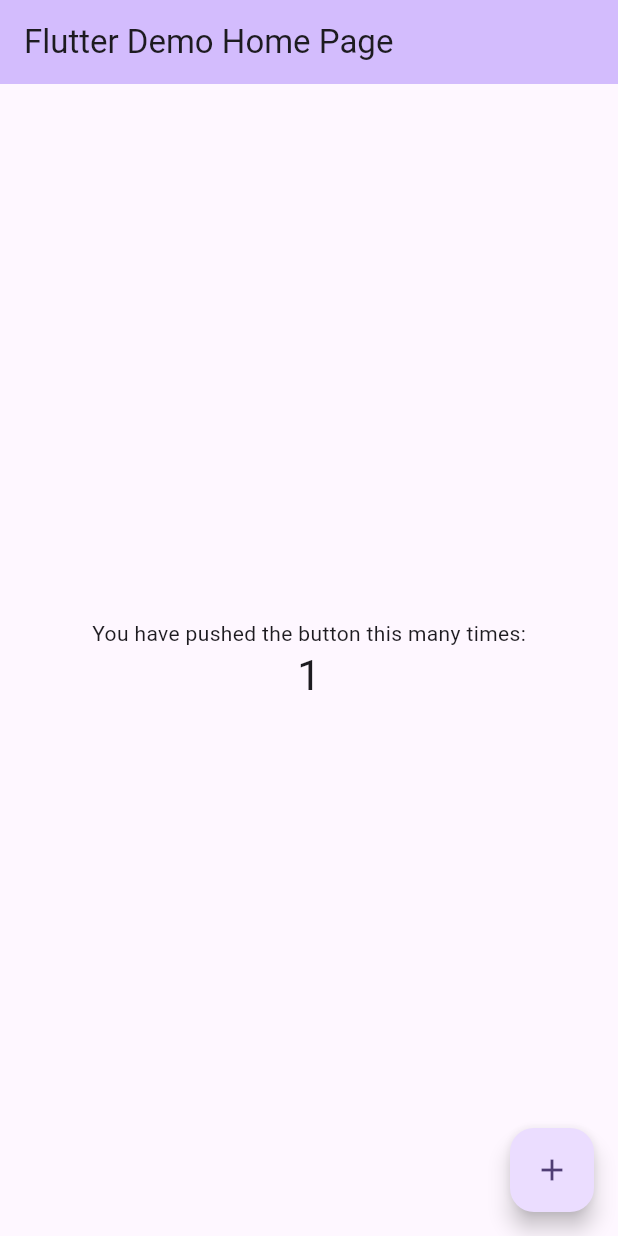
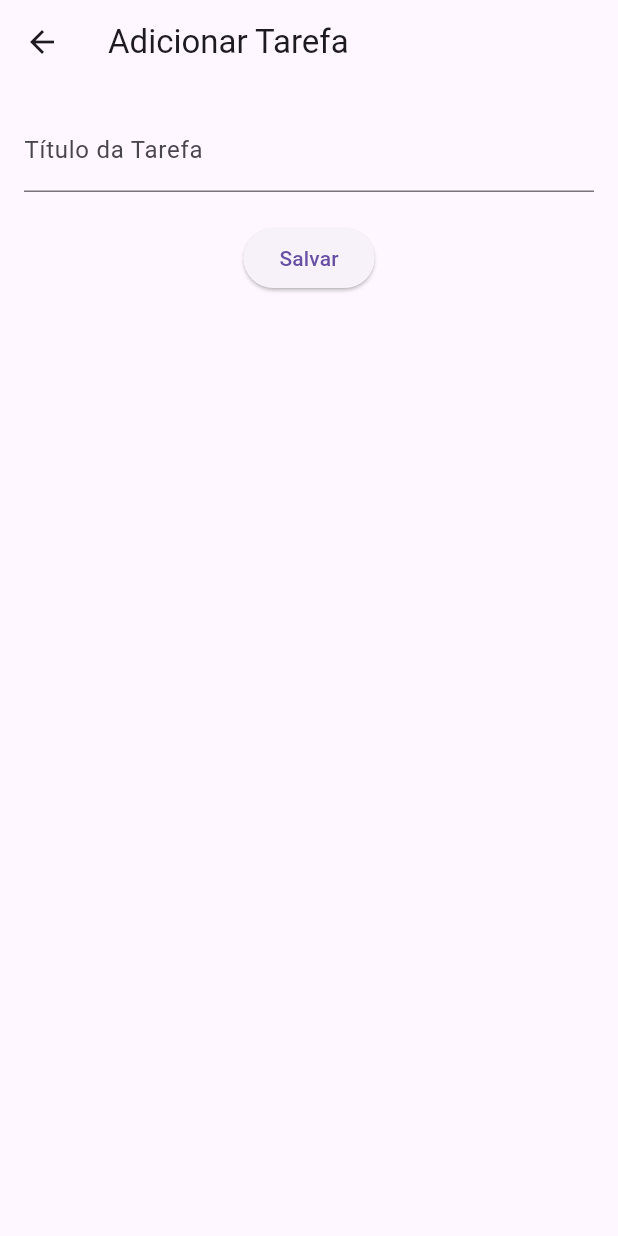
Before and after one commit to AlissonGRN/flutter-todo-app, a Flutter app: the screen it shows after launch, after a tap on the "add" icon, on a phone screen of 412 x 824 dp. Run offline on Flutter 3.47's test engine with Material 3 defaults, Android fonts, the phone set to English and light mode, and no system bars; our stand-ins replace shared_preferences.

Commit message:
project version 0.1

```diff
--- a/lib/main.dart
+++ b/lib/main.dart
@@ -1,122 +1,26 @@
 import 'package:flutter/material.dart';
+import 'package:provider/provider.dart';
+import 'providers/task_provider.dart';
+import 'screens/home_screen.dart';
 
 void main() {
-  runApp(const MyApp());
+  runApp(
+    ChangeNotifierProvider(
+      create: (context) => TaskProvider(),
+      child: const MyApp(),
+    ),
+  );
 }
 
 class MyApp extends StatelessWidget {
   const MyApp({super.key});
 
-  // This widget is the root of your application.
   @override
   Widget build(BuildContext context) {
     return MaterialApp(
-      title: 'Flutter Demo',
-      theme: ThemeData(
-        // This is the theme of your application.
-        //
-        // TRY THIS: Try running your application with "flutter run". You'll see
-        // the application has a purple toolbar. Then, without quitting the app,
-        // try changing the seedColor in the colorScheme below to Colors.green
-        // and then invoke "hot reload" (save your changes or press the "hot
-        // reload" button in a Flutter-supported IDE, or press "r" if you used
-        // the command line to start the app).
-        //
-        // Notice that the counter didn't reset back to zero; the application
-        // state is not lost during the reload. To reset the state, use hot
-        // restart instead.
-        //
-        // This works for code too, not just values: Most code changes can be
-        // tested with just a hot reload.
-        colorScheme: ColorScheme.fromSeed(seedColor: Colors.deepPurple),
-      ),
-      home: const MyHomePage(title: 'Flutter Demo Home Page'),
+      title: 'TODO App',
+      theme: ThemeData(primarySwatch: Colors.blue, useMaterial3: true),
+      home: const HomeScreen(),
     );
   }
 }
-
-class MyHomePage extends StatefulWidget {
-  const MyHomePage({super.key, required this.title});
-
-  // This widget is the home page of your application. It is stateful, meaning
-  // that it has a State object (defined below) that contains fields that affect
-  // how it looks.
-
-  // This class is the configuration for the state. It holds the values (in this
-  // case the title) provided by the parent (in this case the App widget) and
-  // used by the build method of the State. Fields in a Widget subclass are
-  // always marked "final".
-
-  final String title;
-
-  @override
-  State<MyHomePage> createState() => _MyHomePageState();
-}
-
-class _MyHomePageState extends State<MyHomePage> {
-  int _counter = 0;
-
-  void _incrementCounter() {
-    setState(() {
-      // This call to setState tells the Flutter framework that something has
-      // changed in this State, which causes it to rerun the build method below
-      // so that the display can reflect the updated values. If we changed
-      // _counter without calling setState(), then the build method would not be
-      // called again, and so nothing would appear to happen.
-      _counter++;
-    });
-  }
-
-  @override
-  Widget build(BuildContext context) {
-    // This method is rerun every time setState is called, for instance as done
-    // by the _incrementCounter method above.
-    //
-    // The Flutter framework has been optimized to make rerunning build methods
-    // fast, so that you can just rebuild anything that needs updating rather
-    // than having to individually change instances of widgets.
-    return Scaffold(
-      appBar: AppBar(
-        // TRY THIS: Try changing the color here to a specific color (to
-        // Colors.amber, perhaps?) and trigger a hot reload to see the AppBar
-        // change color while the other colors stay the same.
-        backgroundColor: Theme.of(context).colorScheme.inversePrimary,
-        // Here we take the value from the MyHomePage object that was created by
-        // the App.build method, and use it to set our appbar title.
-        title: Text(widget.title),
-      ),
-      body: Center(
-        // Center is a layout widget. It takes a single child and positions it
-        // in the middle of the parent.
-        child: Column(
-          // Column is also a layout widget. It takes a list of children and
-          // arranges them vertically. By default, it sizes itself to fit its
-          // children horizontally, and tries to be as tall as its parent.
-          //
-          // Column has various properties to control how it sizes itself and
-          // how it positions its children. Here we use mainAxisAlignment to
-          // center the children vertically; the main axis here is the vertical
-          // axis because Columns are vertical (the cross axis would be
-          // horizontal).
-          //
-          // TRY THIS: Invoke "debug painting" (choose the "Toggle Debug Paint"
-          // action in the IDE, or press "p" in the console), to see the
-          // wireframe for each widget.
-          mainAxisAlignment: MainAxisAlignment.center,
-          children: <Widget>[
-            const Text('You have pushed the button this many times:'),
-            Text(
-              '$_counter',
-              style: Theme.of(context).textTheme.headlineMedium,
-            ),
-          ],
-        ),
-      ),
-      floatingActionButton: FloatingActionButton(
-        onPressed: _incrementCounter,
-        tooltip: 'Increment',
-        child: const Icon(Icons.add),
-      ), // This trailing comma makes auto-formatting nicer for build methods.
-    );
-  }
-}
--- /dev/null
+++ b/lib/models/task.dart
@@ -0,0 +1,7 @@
+class Task {
+  String id;
+  String title;
+  bool isComplete;
+
+  Task({required this.id, required this.title, this.isComplete = false});
+}
--- /dev/null
+++ b/lib/providers/task_provider.dart
@@ -0,0 +1,62 @@
+import 'package:flutter/foundation.dart';
+import 'package:shared_preferences/shared_preferences.dart';
+import '../models/task.dart';
+
+class TaskProvider with ChangeNotifier {
+  List<Task> _tasks = [];
+
+  List<Task> get tasks => _tasks;
+
+  // Carregar task de SharedPreferences
+  Future<void> loadTasks() async {
+    final prefs = await SharedPreferences.getInstance();
+    final tasksData = prefs.getStringList('tasks');
+    if (tasksData != null) {
+      _tasks =
+          tasksData
+              .map(
+                (taskStr) => Task(
+                  id: taskStr.split('||')[0],
+                  title: taskStr.split('||')[1],
+                  isComplete: taskStr.split('||')[2] == 'true',
+                ),
+              )
+              .toList();
+    }
+    notifyListeners();
+  }
+
+  // salvar task em SharedPreferences
+  Future<void> _saveTasks() async {
+    final prefs = await SharedPreferences.getInstance();
+    final tasksData =
+        _tasks
+            .map((task) => '${task.id}||${task.title}||${task.isComplete}')
+            .toList();
+
+    await prefs.setStringList('tasks', tasksData);
+  }
+
+  // adcionar task
+  void addTask(String title) {
+    _tasks.add(Task(id: DateTime.now.toString(), title: title));
+    _saveTasks();
+    notifyListeners();
+  }
+
+  // remover task
+  void removeTask(String id) {
+    final taskIndex = _tasks.indexWhere((task) => task.id == id);
+    _tasks[taskIndex].isComplete = !_tasks[taskIndex].isComplete;
+    _saveTasks();
+    notifyListeners();
+  }
+
+  // Marcar task como concluída
+  void toggleTask(String id) {
+    final taskIndex = _tasks.indexWhere((task) => task.id == id);
+    _tasks[taskIndex].isComplete = !_tasks[taskIndex].isComplete;
+    _saveTasks();
+    notifyListeners();
+  }
+}
--- /dev/null
+++ b/lib/screens/add_task_screen.dart
@@ -0,0 +1,40 @@
+import 'package:flutter/material.dart';
+import 'package:provider/provider.dart';
+import '../providers/task_provider.dart';
+
+class AddTaskScreen extends StatelessWidget {
+  const AddTaskScreen({super.key});
+
+  @override
+  Widget build(BuildContext context) {
+    final TextEditingController controller = TextEditingController();
+
+    return Scaffold(
+      appBar: AppBar(title: const Text('Adicionar Tarefa')),
+      body: Padding(
+        padding: const EdgeInsets.all(16.0),
+        child: Column(
+          children: [
+            TextFormField(
+              controller: controller,
+              decoration: const InputDecoration(labelText: 'Título da Tarefa'),
+            ),
+            const SizedBox(height: 20),
+            ElevatedButton(
+              onPressed: () {
+                if (controller.text.isNotEmpty) {
+                  Provider.of<TaskProvider>(
+                    context,
+                    listen: false,
+                  ).addTask(controller.text);
+                  Navigator.pop(context);
+                }
+              },
+              child: const Text('Salvar'),
+            ),
+          ],
+        ),
+      ),
+    );
+  }
+}
--- /dev/null
+++ b/lib/screens/home_screen.dart
@@ -0,0 +1,54 @@
+import 'package:flutter/material.dart';
+import 'package:provider/provider.dart';
+import '../providers/task_provider.dart';
+// import '../models/task.dart';
+import 'add_task_screen.dart';
+
+class HomeScreen extends StatelessWidget {
+  const HomeScreen({super.key});
+
+  @override
+  Widget build(BuildContext context) {
+    final taskProvider = Provider.of<TaskProvider>(context);
+
+    return Scaffold(
+      appBar: AppBar(title: const Text('Lista de Tarefas')),
+      body: FutureBuilder(
+        future: taskProvider.loadTasks(),
+        builder: (context, snapshot) {
+          if (snapshot.connectionState == ConnectionState.waiting) {
+            return const Center(child: CircularProgressIndicator());
+          }
+          return ListView.builder(
+            itemCount: taskProvider.tasks.length,
+            itemBuilder: (ctx, index) {
+              final task = taskProvider.tasks[index];
+              return ListTile(
+                title: Text(
+                  task.title,
+                  style: TextStyle(
+                    decoration:
+                        task.isComplete ? TextDecoration.lineThrough : null,
+                  ),
+                ),
+                trailing: Checkbox(
+                  value: task.isComplete,
+                  onChanged: (_) => taskProvider.toggleTask(task.id),
+                ),
+                onLongPress: () => taskProvider.removeTask(task.id),
+              );
+            },
+          );
+        },
+      ),
+      floatingActionButton: FloatingActionButton(
+        onPressed:
+            () => Navigator.push(
+              context,
+              MaterialPageRoute(builder: (ctx) => const AddTaskScreen()),
+            ),
+        child: const Icon(Icons.add),
+      ),
+    );
+  }
+}
```
